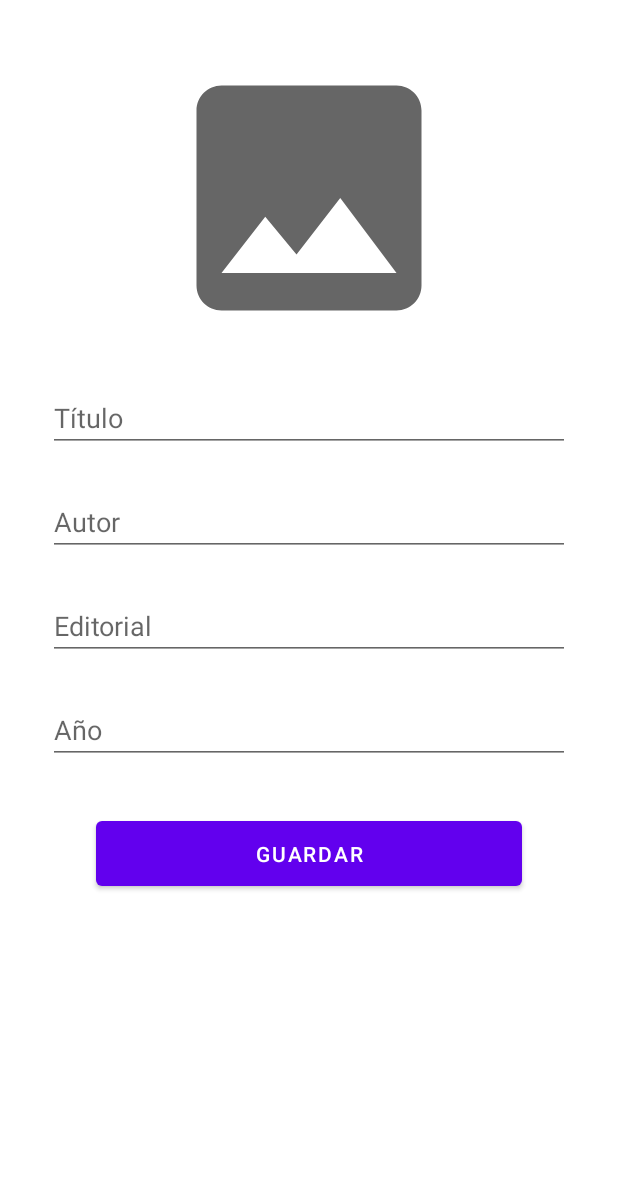
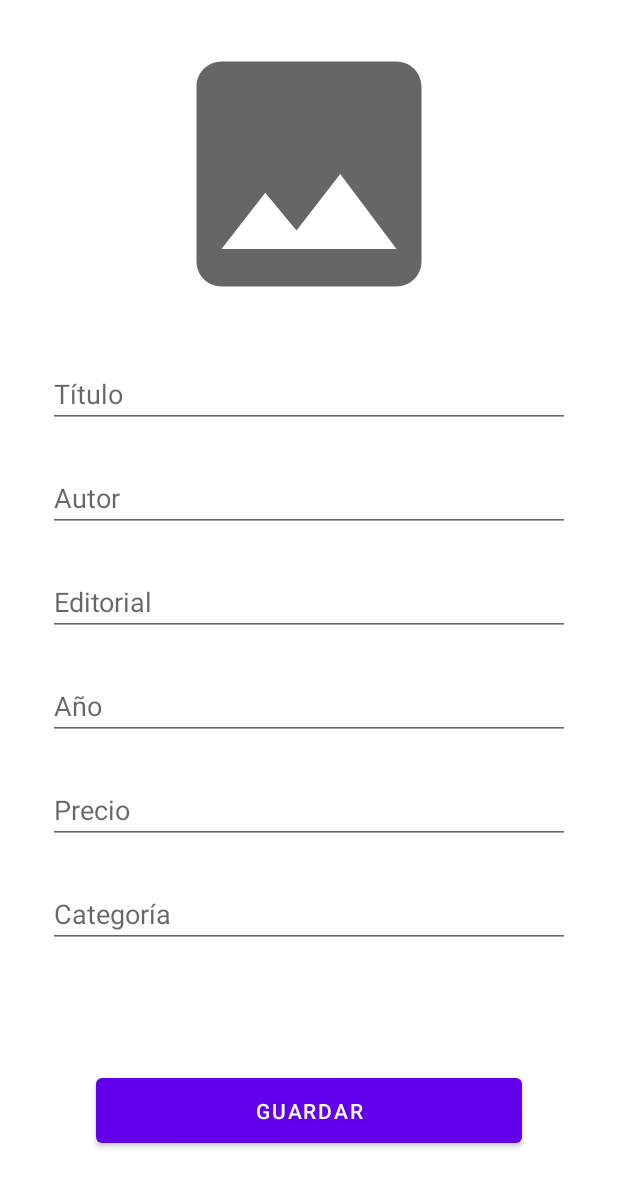
Before and after one commit to miguellugom97/Mi-biblioteca, an Android app: the NewBookFragment screen opened through its navigation route, on a phone screen of 412 x 824 dp. Shown: the top 1187 px of the screen. Run offline under Robolectric (Android 15) with nearby library versions, the phone set to English and light mode, and no system bars; our stand-ins replace Dagger/Hilt's generated code; libraries missing offline, so code that uses them is left out: com.canhub.cropper.

Commit message:
Se agregaron los campos de precio y categoría en la entidad Book.kt así como en la vista.

```diff
--- a/app/src/main/java/com/miguellugo/mibiblioteca/data/database/entities/Book.kt
+++ b/app/src/main/java/com/miguellugo/mibiblioteca/data/database/entities/Book.kt
@@ -15,5 +15,7 @@ data class Book(
     val author: String,
     val editorial: String,
     val year: String,
+    val price: String,
+    val category: String,
     val image: Bitmap
 ): Parcelable
--- a/app/src/main/java/com/miguellugo/mibiblioteca/ui/view/home/HomeFragment.kt
+++ b/app/src/main/java/com/miguellugo/mibiblioteca/ui/view/home/HomeFragment.kt
@@ -6,11 +6,9 @@ import androidx.fragment.app.Fragment
 import android.view.LayoutInflater
 import android.view.View
 import android.view.ViewGroup
-import androidx.appcompat.widget.SearchView
 import androidx.core.view.isVisible
 import androidx.fragment.app.activityViewModels
 import androidx.fragment.app.viewModels
-import androidx.navigation.NavGraph
 import androidx.navigation.fragment.findNavController
 import androidx.recyclerview.widget.LinearLayoutManager
 import com.miguellugo.mibiblioteca.R
@@ -20,7 +18,6 @@ import com.miguellugo.mibiblioteca.ui.view.adapters.ListBookAdapter
 import com.miguellugo.mibiblioteca.ui.viewmodel.BookViewModel
 import com.miguellugo.mibiblioteca.ui.viewmodel.SharedViewModel
 import dagger.hilt.android.AndroidEntryPoint
-import dagger.hilt.android.scopes.FragmentScoped
 
 @AndroidEntryPoint
 class HomeFragment : Fragment(), ListBookAdapter.OnItemClickListener, android.widget.SearchView.OnQueryTextListener {
--- a/app/src/main/res/layout/fragment_new_book.xml
+++ b/app/src/main/res/layout/fragment_new_book.xml
@@ -7,11 +7,11 @@
     tools:context=".ui.view.newbook.NewBookFragment">
 
     <ImageView
-        android:id="@+id/iv_book"
+        android:id="@+id/iv_book_image"
         android:layout_width="200dp"
         android:layout_height="200dp"
         android:layout_marginStart="32dp"
-        android:layout_marginTop="32dp"
+        android:layout_marginTop="16dp"
         android:layout_marginEnd="32dp"
         android:src="@drawable/ic_gallery"
         app:layout_constraintEnd_toEndOf="parent"
@@ -19,7 +19,7 @@
         app:layout_constraintTop_toTopOf="parent" />
 
     <EditText
-        android:id="@+id/et_title"
+        android:id="@+id/et_title_book"
         android:layout_width="0dp"
         android:layout_height="wrap_content"
         android:layout_marginStart="32dp"
@@ -30,10 +30,10 @@
         android:inputType="textPersonName"
         app:layout_constraintEnd_toEndOf="parent"
         app:layout_constraintStart_toStartOf="parent"
-        app:layout_constraintTop_toBottomOf="@+id/iv_book" />
+        app:layout_constraintTop_toBottomOf="@+id/iv_book_image" />
 
     <EditText
-        android:id="@+id/et_author"
+        android:id="@+id/et_author_book"
         android:layout_width="0dp"
         android:layout_height="wrap_content"
         android:layout_marginStart="32dp"
@@ -44,10 +44,10 @@
         android:hint="@string/autor"
         app:layout_constraintEnd_toEndOf="parent"
         app:layout_constraintStart_toStartOf="parent"
-        app:layout_constraintTop_toBottomOf="@+id/et_title" />
+        app:layout_constraintTop_toBottomOf="@+id/et_title_book" />
 
     <EditText
-        android:id="@+id/et_editorial"
+        android:id="@+id/et_editorial_book"
         android:layout_width="0dp"
         android:layout_height="wrap_content"
         android:layout_marginStart="32dp"
@@ -58,10 +58,10 @@
         android:hint="@string/editorial"
         app:layout_constraintEnd_toEndOf="parent"
         app:layout_constraintStart_toStartOf="parent"
-        app:layout_constraintTop_toBottomOf="@+id/et_author" />
+        app:layout_constraintTop_toBottomOf="@+id/et_author_book" />
 
     <EditText
-        android:id="@+id/et_year"
+        android:id="@+id/et_year_book"
         android:layout_width="0dp"
         android:layout_height="wrap_content"
         android:layout_marginStart="32dp"
@@ -72,18 +72,47 @@
         android:inputType="number"
         app:layout_constraintEnd_toEndOf="parent"
         app:layout_constraintStart_toStartOf="parent"
-        app:layout_constraintTop_toBottomOf="@+id/et_editorial" />
+        app:layout_constraintTop_toBottomOf="@+id/et_editorial_book" />
+
+    <EditText
+        android:id="@+id/et_price_book"
+        android:layout_width="0dp"
+        android:layout_height="wrap_content"
+        android:layout_marginStart="32dp"
+        android:layout_marginTop="24dp"
+        android:layout_marginEnd="32dp"
+        android:ems="10"
+        android:hint="@string/precio"
+        android:inputType="numberDecimal"
+        app:layout_constraintEnd_toEndOf="parent"
+        app:layout_constraintStart_toStartOf="parent"
+        app:layout_constraintTop_toBottomOf="@+id/et_year_book" />
+
+    <EditText
+        android:id="@+id/et_category_book"
+        android:layout_width="0dp"
+        android:layout_height="wrap_content"
+        android:layout_marginStart="32dp"
+        android:layout_marginTop="24dp"
+        android:layout_marginEnd="32dp"
+        android:ems="10"
+        android:hint="@string/categoria"
+        android:inputType="textPersonName"
+        app:layout_constraintEnd_toEndOf="parent"
+        app:layout_constraintStart_toStartOf="parent"
+        app:layout_constraintTop_toBottomOf="@+id/et_price_book" />
 
     <Button
         android:id="@+id/btn_save_contact"
         android:layout_width="0dp"
         android:layout_height="55dp"
         android:layout_marginStart="32dp"
-        android:layout_marginTop="32dp"
+        android:layout_marginTop="24dp"
         android:layout_marginEnd="32dp"
         android:text="@string/guardar"
-        app:layout_constraintEnd_toEndOf="@+id/et_editorial"
-        app:layout_constraintStart_toStartOf="@+id/et_editorial"
-        app:layout_constraintTop_toBottomOf="@+id/et_year" />
+        app:layout_constraintBottom_toBottomOf="parent"
+        app:layout_constraintEnd_toEndOf="@+id/et_editorial_book"
+        app:layout_constraintStart_toStartOf="@+id/et_editorial_book"
+        app:layout_constraintTop_toBottomOf="@+id/et_category_book" />
 
 </androidx.constraintlayout.widget.ConstraintLayout>
--- a/app/src/main/res/values/strings.xml
+++ b/app/src/main/res/values/strings.xml
@@ -17,4 +17,6 @@
     <string name="msg_alert_delete_book">¿Estás seguro que deseas borrar el libro?</string>
     <string name="msg_alert_true">Si</string>
     <string name="msg_alert_false">No</string>
+    <string name="categoria">Categoría</string>
+    <string name="precio">Precio</string>
 </resources>
```
Also changed, not shown: app/src/main/java/com/miguellugo/mibiblioteca/ui/view/newbook/NewBookFragment.kt (+37 -16 lines).
